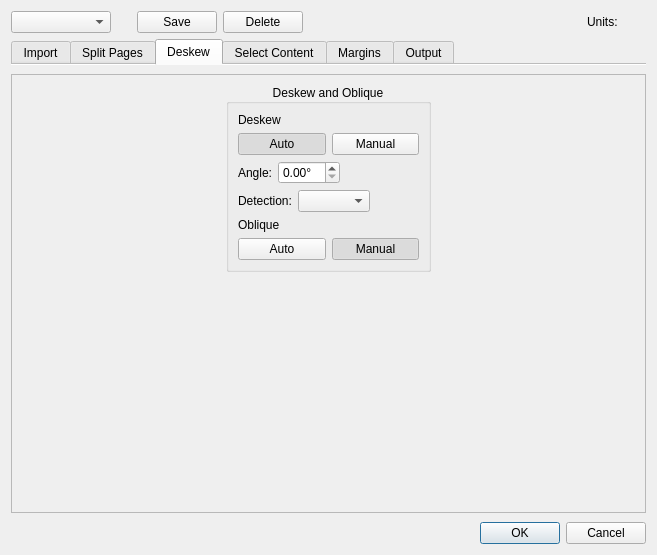
Above: src/app/DefaultParamsDialog.ui from 2ndmax/scantailor-ocr before the change. Below: the same form after it.
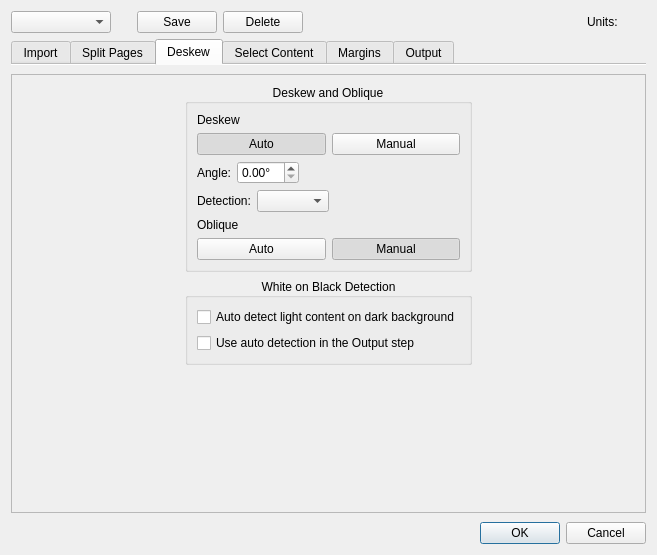
That is the form after the change. The open tabs and pages were chosen to show the change. Icons and pictures are not drawn. Custom widgets are drawn as their Qt base class.

What changed in the file:
```diff
--- a/src/app/DefaultParamsDialog.ui
+++ b/src/app/DefaultParamsDialog.ui
@@ -926,6 +926,38 @@
             </spacer>
            </item>
            <item row="1" column="1">
+            <widget class="QGroupBox" name="blackOnWhiteDetectionPanel">
+             <property name="title">
+              <string>White on Black Detection</string>
+             </property>
+             <property name="alignment">
+              <set>Qt::AlignCenter</set>
+             </property>
+             <layout class="QVBoxLayout" name="blackOnWhiteDetectionLayout">
+              <item>
+               <widget class="QCheckBox" name="blackOnWhiteDetectionCB">
+                <property name="toolTip">
+                 <string>Detects pages with light content on a dark background, such as white text on black, and inverts them internally so that deskewing, content detection and the output work correctly. Turned off, all pages count as dark content on a light background. The detection runs once per page during deskewing, so changing this setting doesn't affect pages that are deskewed already.</string>
+                </property>
+                <property name="text">
+                 <string>Auto detect light content on dark background</string>
+                </property>
+               </widget>
+              </item>
+              <item>
+               <widget class="QCheckBox" name="blackOnWhiteDetectionAtOutputCB">
+                <property name="toolTip">
+                 <string>Also sets &quot;Dark content on a light background&quot; in the Output step according to the detection. Turned off, the detection only helps deskewing and content detection, and the Output step treats all pages as dark content on a light background. A change made by hand in the Output step always takes precedence.</string>
+                </property>
+                <property name="text">
+                 <string>Use auto detection in the Output step</string>
+                </property>
+               </widget>
+              </item>
+             </layout>
+            </widget>
+           </item>
+           <item row="2" column="1">
             <spacer name="verticalSpacer_6">
              <property name="orientation">
               <enum>Qt::Vertical</enum>
```
Left out of the diff: 942 changed lines with no effect on the pictures.
